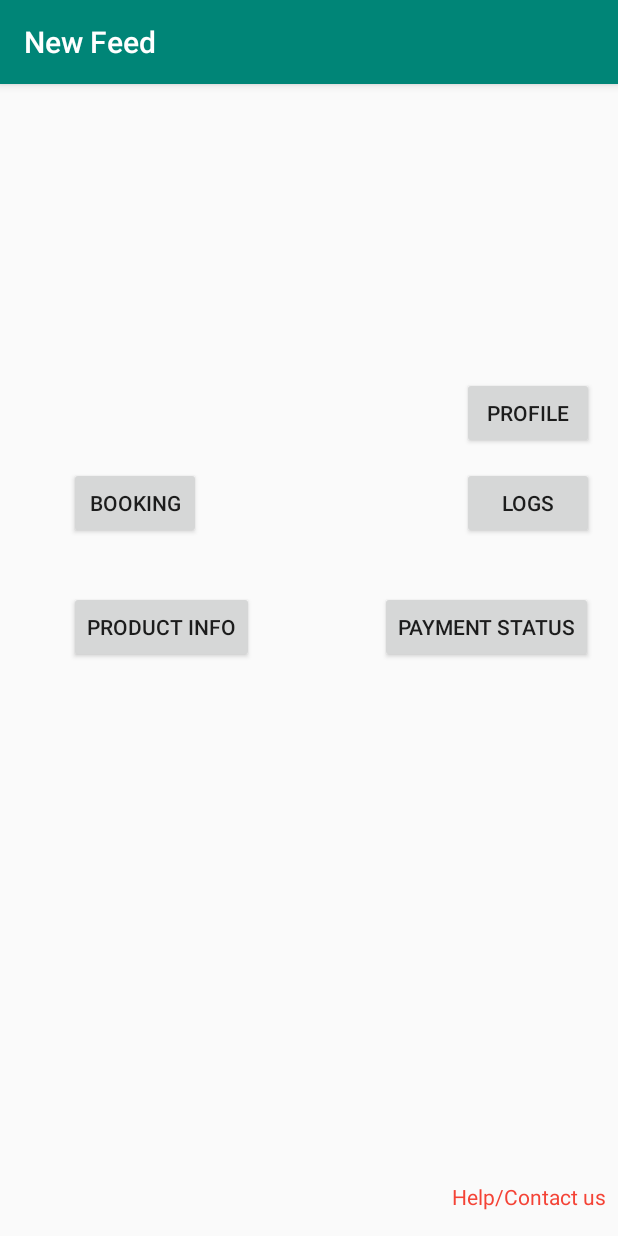
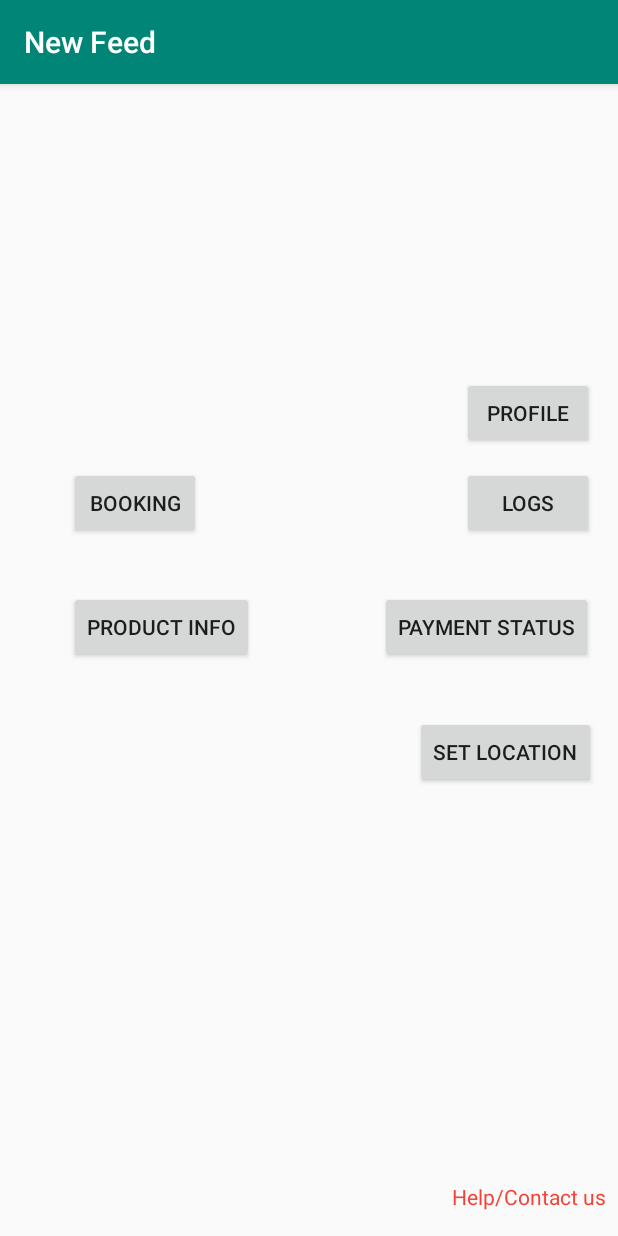
Before and after one commit to rafattu5har/Application, an Android app: the UserBusiness screen opened directly, with no data from a screen before it, on a phone screen of 412 x 824 dp. Run offline under Robolectric (Android 15) with nearby library versions, the phone set to English and light mode, and no system bars.

```diff
--- a/Project/app/build.gradle
+++ b/Project/app/build.gradle
@@ -26,6 +26,7 @@ dependencies {
     implementation 'androidx.constraintlayout:constraintlayout:1.1.3'
     implementation 'com.google.firebase:firebase-auth:16.0.5'
     implementation 'com.google.firebase:firebase-database:16.0.4'
+    implementation 'com.google.android.gms:play-services-maps:17.0.0'
     testImplementation 'junit:junit:4.12'
     androidTestImplementation 'androidx.test:runner:1.2.0'
     androidTestImplementation 'androidx.test.espresso:espresso-core:3.2.0'
--- a/Project/app/src/main/java/edu/northsouth/application/StoreOwnerScreen.java
+++ b/Project/app/src/main/java/edu/northsouth/application/StoreOwnerScreen.java
@@ -15,6 +15,10 @@ public class StoreOwnerScreen extends AppCompatActivity implements View.OnClickL
 
     private Button profileStOwbtn, capacityStOwBtn, orderLogStOwBtn, productStatusStOwBtn, shippingGuyStOwBtn, paymentStatusStOwBtn, paymentMethodStOwBtn;
 
+    /**
+     * onCreate method for realtime activity handling in this class
+     * @param savedInstanceState
+     */
     @Override
     protected void onCreate(Bundle savedInstanceState) {
         super.onCreate(savedInstanceState);
@@ -31,11 +35,11 @@ public class StoreOwnerScreen extends AppCompatActivity implements View.OnClickL
 
     }
 
-    @Override
     /**
      * On click listerner method controls all the actions in StoreOwner class
      * @param no parametr
      */
+    @Override
     public void onClick(View view) {
 
     }
--- a/Project/app/src/main/java/edu/northsouth/application/UserBusiness.java
+++ b/Project/app/src/main/java/edu/northsouth/application/UserBusiness.java
@@ -7,10 +7,20 @@ import android.widget.Button;
 
 import androidx.appcompat.app.AppCompatActivity;
 
+/**
+ * Control all kind of activities of the user business
+ * extends AppCompactActivity for compacting
+ * Business type user UI goes through this class
+ * @author Tushar
+ */
 public class UserBusiness extends AppCompatActivity {
 
-    Button profileUsBuBtn,bookingUsBuBtn;
+    Button profileUsBuBtn,bookingUsBuBtn, locationUsBuBtn;
 
+    /**
+     * onCreate method for realtime activity handling in this class
+     * @param savedInstanceState
+     */
     @Override
     protected void onCreate(Bundle savedInstanceState) {
         super.onCreate(savedInstanceState);
@@ -19,6 +29,7 @@ public class UserBusiness extends AppCompatActivity {
 
         profileUsBuBtn = (Button) findViewById(R.id.profileUsBuBtn);
         bookingUsBuBtn = (Button) findViewById(R.id.bookingUsBuBtn);
+        locationUsBuBtn = (Button) findViewById(R.id.locationUsBuBtn);
 
         profileUsBuBtn.setOnClickListener(new View.OnClickListener() {
             @Override
@@ -34,6 +45,13 @@ public class UserBusiness extends AppCompatActivity {
             }
         });
 
+        locationUsBuBtn.setOnClickListener(new View.OnClickListener() {
+            @Override
+            public void onClick(View view) {
+                startActivity(new Intent(getApplicationContext(),MapsActivity.class));
+            }
+        });
+
 
     }
 }
--- a/Project/app/src/main/res/layout/activity_user_business.xml
+++ b/Project/app/src/main/res/layout/activity_user_business.xml
@@ -132,4 +132,16 @@
         app:layout_constraintStart_toStartOf="parent"
         app:layout_constraintTop_toTopOf="parent"
         app:layout_constraintVertical_bias="0.988" />
+
+    <Button
+        android:id="@+id/locationUsBuBtn"
+        android:layout_width="wrap_content"
+        android:layout_height="wrap_content"
+        android:text="Set Location"
+        app:layout_constraintBottom_toBottomOf="parent"
+        app:layout_constraintEnd_toEndOf="parent"
+        app:layout_constraintHorizontal_bias="0.95"
+        app:layout_constraintStart_toStartOf="parent"
+        app:layout_constraintTop_toBottomOf="@+id/paymentStatusUsBuBtn"
+        app:layout_constraintVertical_bias="0.105" />
 </androidx.constraintlayout.widget.ConstraintLayout>
--- a/Project/app/src/main/res/values/strings.xml
+++ b/Project/app/src/main/res/values/strings.xml
@@ -1,3 +1,4 @@
 <resources>
     <string name="app_name">Application</string>
+    <string name="title_activity_maps">Map</string>
 </resources>
```
Also changed, not shown: Project/app/src/debug/res/values/google_maps_api.xml (added, +24 -0 lines), Project/app/src/main/AndroidManifest.xml (+24 -1 lines), Project/app/src/main/java/edu/northsouth/application/BusinessProfile.java (+16 -0 lines), Project/app/src/main/java/edu/northsouth/application/CustomAdapter.java (+13 -0 lines), Project/app/src/main/java/edu/northsouth/application/CustomerId.java (+42 -1 lines), Project/app/src/main/java/edu/northsouth/application/MainActivity.java (+14 -2 lines), Project/app/src/main/java/edu/northsouth/application/MapsActivity.java (added, +47 -0 lines), Project/app/src/main/java/edu/northsouth/application/PasswordRecovery.java (+17 -0 lines), Project/app/src/main/java/edu/northsouth/application/SignUp.java (+9 -2 lines), Project/app/src/main/java/edu/northsouth/application/Store.java (+81 -17 lines), Project/app/src/main/java/edu/northsouth/application/StoreList.java (+25 -0 lines), Project/app/src/main/res/layout/activity_maps.xml (added, +9 -0 lines), 1 other file.
